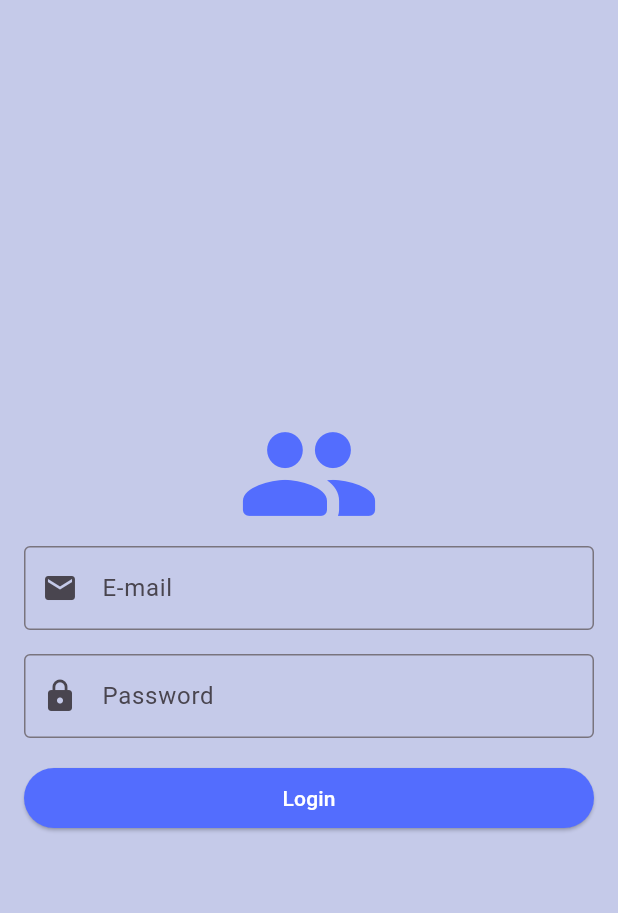
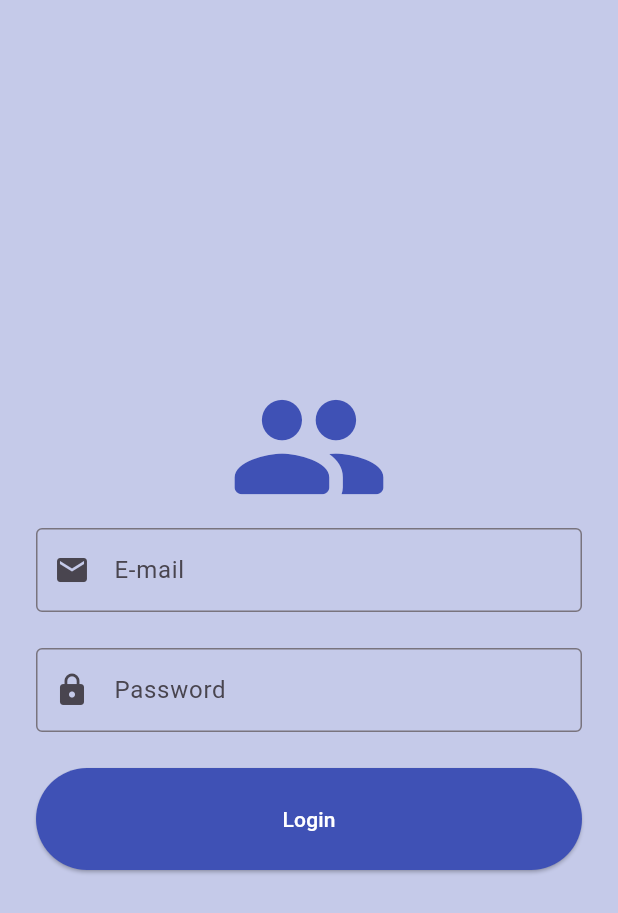
Before and after one commit to laripeanuts/dw-flutter-movieapp, a Flutter app: the screen it shows after launch, on a phone screen of 412 x 824 dp. Shown: the top 913 px of the screen. Run offline on Flutter 3.47's test engine with Material 2 defaults, Android fonts, the phone set to English and light mode, and no system bars.

Commit message:
feat: :sparkles: implement login controller

```diff
--- /dev/null
+++ b/lib/controllers/login_controller.dart
@@ -0,0 +1,18 @@
+import 'package:flutter/material.dart';
+
+class LoginController {
+  ValueNotifier<bool> loading = ValueNotifier<bool>(false);
+
+  String? email;
+  setEmail(String? value) => email = value;
+
+  String? password;
+  setPassword(String? value) => password = value;
+
+  Future<bool> auth() async {
+    loading.value = true;
+    await Future.delayed(const Duration(seconds: 2));
+    loading.value = false;
+    return email == 'admin@example.com' && password == '123456';
+  }
+}
--- a/lib/main.dart
+++ b/lib/main.dart
@@ -1,6 +1,7 @@
 import 'package:flutter/material.dart';
-import 'package:movieapp/page/login_page.dart';
-import 'package:movieapp/page/splash_page.dart';
+import 'package:movieapp/pages/home_page.dart';
+import 'package:movieapp/pages/login_page.dart';
+import 'package:movieapp/pages/splash_page.dart';
 
 void main() {
   runApp(const MyApp());
@@ -21,7 +22,8 @@ class MyApp extends StatelessWidget {
         initialRoute: '/',
         routes: {
           '/': (_) => const SplashPage(),
-          '/login': (_) => const LoginPage(),
+          '/login': (_) => LoginPage(),
+          '/home': (_) => const HomePage(),
         });
   }
 }
--- a/lib/page/login_page.dart
+++ /dev/null
@@ -1,52 +0,0 @@
-import 'package:flutter/material.dart';
-
-class LoginPage extends StatelessWidget {
-  const LoginPage({super.key});
-
-  @override
-  Widget build(BuildContext context) {
-    return Scaffold(
-        body: Container(
-            color: Colors.indigo.shade100,
-            padding: const EdgeInsets.all(16),
-            child: Column(
-              mainAxisAlignment: MainAxisAlignment.center,
-              crossAxisAlignment: CrossAxisAlignment.stretch,
-              children: [
-                const Icon(Icons.people_rounded,
-                    size: 96, color: Colors.indigoAccent),
-                const TextField(
-                  decoration: InputDecoration(
-                    labelText: 'E-mail',
-                    hintText: 'Enter your e-mail',
-                    hintStyle: TextStyle(color: Colors.grey),
-                    prefixIcon: Icon(Icons.email),
-                    border: OutlineInputBorder(),
-                  ),
-                ),
-                const SizedBox(height: 16),
-                const TextField(
-                  decoration: InputDecoration(
-                    labelText: 'Password',
-                    hintText: 'Enter your password',
-                    hintStyle: TextStyle(color: Colors.grey),
-                    prefixIcon: Icon(Icons.lock),
-                    border: OutlineInputBorder(),
-                  ),
-                  obscureText: true,
-                ),
-                const SizedBox(height: 16),
-                ElevatedButton(
-                  onPressed: () {
-                    print('Login button clicked');
-                  },
-                  style: ElevatedButton.styleFrom(
-                    foregroundColor: Colors.white,
-                    backgroundColor: Colors.indigoAccent,
-                  ),
-                  child: const Text('Login'),
-                ),
-              ],
-            )));
-  }
-}
--- /dev/null
+++ b/lib/pages/login_page.dart
@@ -0,0 +1,78 @@
+import 'package:flutter/material.dart';
+import 'package:movieapp/controllers/login_controller.dart';
+
+class LoginPage extends StatelessWidget {
+  final LoginController _controller = LoginController();
+  LoginPage({super.key});
+
+  @override
+  Widget build(BuildContext context) {
+    return Scaffold(
+        body: Container(
+            color: Colors.indigo.shade100,
+            padding: const EdgeInsets.all(24),
+            child: Column(
+              mainAxisAlignment: MainAxisAlignment.center,
+              crossAxisAlignment: CrossAxisAlignment.stretch,
+              children: [
+                const Icon(Icons.people_rounded,
+                    size: 108, color: Colors.indigo),
+                TextField(
+                  decoration: const InputDecoration(
+                    labelText: 'E-mail',
+                    hintText: 'Enter your e-mail',
+                    hintStyle: TextStyle(color: Colors.grey),
+                    prefixIcon: Icon(Icons.email),
+                    border: OutlineInputBorder(),
+                  ),
+                  onChanged: _controller.setEmail,
+                ),
+                const SizedBox(height: 24),
+                TextField(
+                    decoration: const InputDecoration(
+                      labelText: 'Password',
+                      hintText: 'Enter your password',
+                      hintStyle: TextStyle(color: Colors.grey),
+                      prefixIcon: Icon(Icons.lock),
+                      border: OutlineInputBorder(),
+                    ),
+                    obscureText: true,
+                    onChanged: _controller.setPassword),
+                const SizedBox(height: 24),
+                ValueListenableBuilder<bool>(
+                  valueListenable: _controller.loading,
+                  builder: (_, loading, __) => loading
+                      ? const Center(
+                          child: CircularProgressIndicator(
+                            color: Colors.indigo,
+                          ),
+                        )
+                      : ElevatedButton(
+                          onPressed: () {
+                            _controller.auth().then((value) {
+                              if (value) {
+                                Navigator.pushReplacementNamed(
+                                    context, '/home');
+                              } else {
+                                ScaffoldMessenger.of(context).showSnackBar(
+                                  const SnackBar(
+                                    content: Text('Login failed'),
+                                    backgroundColor: Colors.red,
+                                    duration: Duration(seconds: 5),
+                                  ),
+                                );
+                              }
+                            });
+                          },
+                          style: ElevatedButton.styleFrom(
+                            foregroundColor: Colors.white,
+                            backgroundColor: Colors.indigo,
+                            padding: const EdgeInsets.all(24),
+                          ),
+                          child: const Text('Login'),
+                        ),
+                ),
+              ],
+            )));
+  }
+}
```
Also changed, not shown: lib/pages/home_page.dart (added, +21 -0 lines), lib/pages/splash_page.dart (renamed from lib/page/splash_page.dart).
